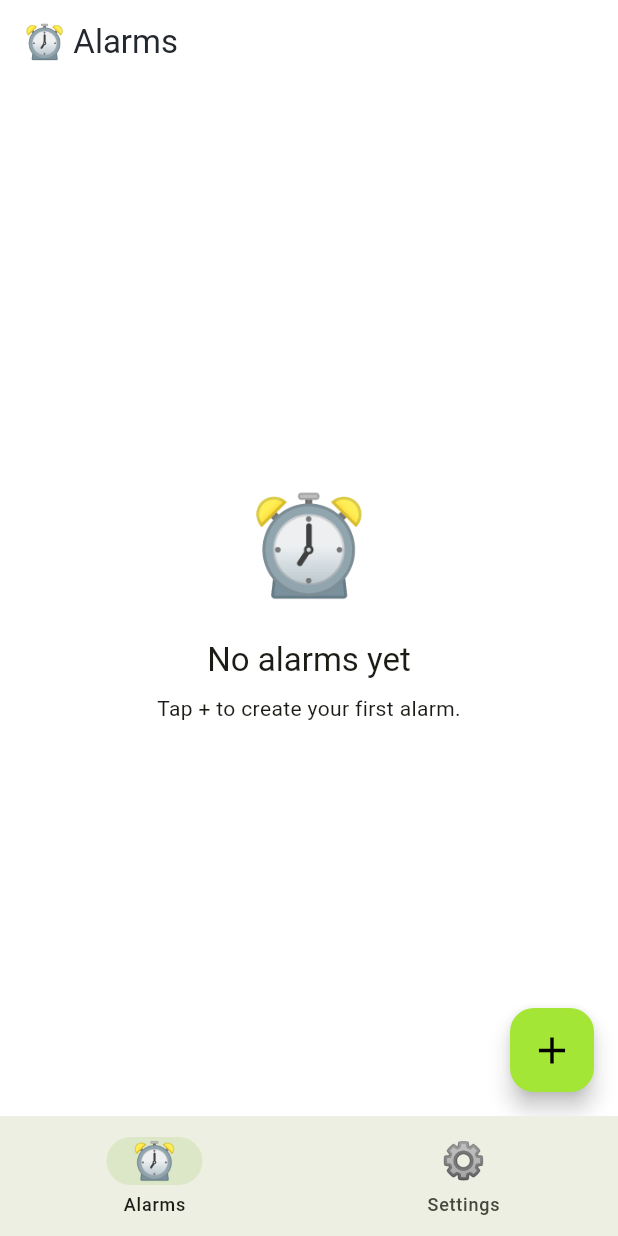
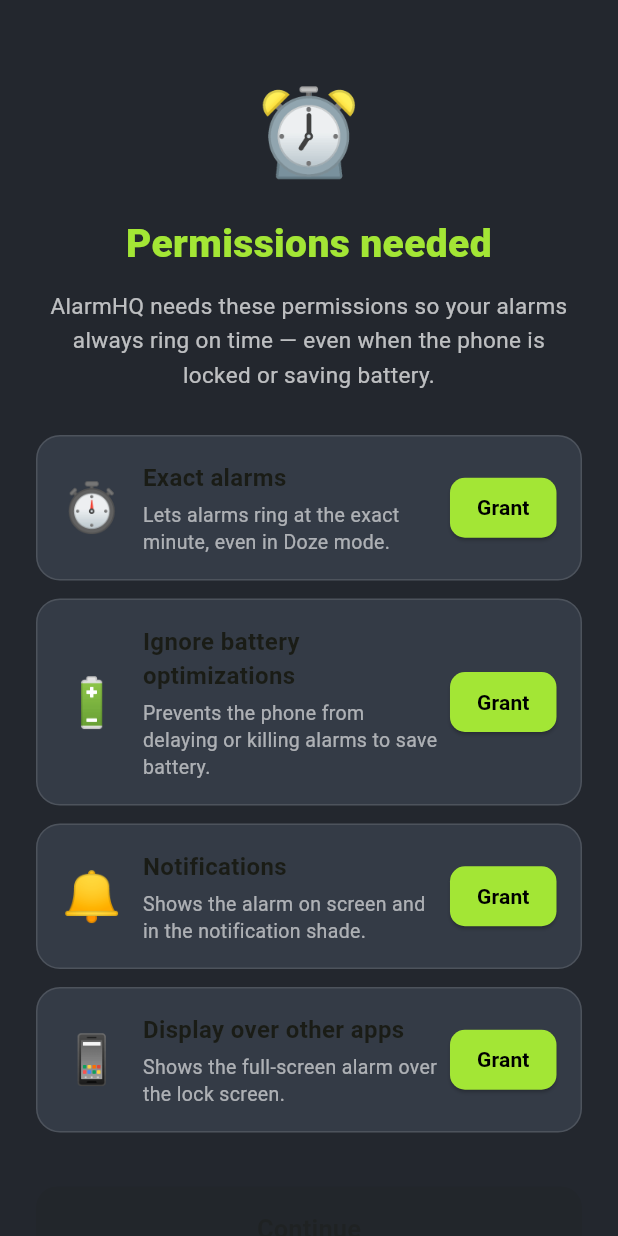
Before and after one commit to FileHQ/alarmhq, a Flutter app: the screen it shows after launch, on a phone screen of 412 x 824 dp. Run offline on Flutter 3.47's test engine with Material 3 defaults, Android fonts, the light colour scheme and no system bars.

Commit message:
v2.2: version bump, audible tick, permission onboarding

```diff
--- a/lib/l10n/app_en.arb
+++ b/lib/l10n/app_en.arb
@@ -100,5 +100,19 @@
   "done": "Done",
   "repeatWeeklyShort": "Weekly",
   "pickAtLeastOneDay": "Pick at least one day",
-  "pickAtLeastOneDate": "Pick at least one date"
+  "pickAtLeastOneDate": "Pick at least one date",
+  "permTitle": "Permissions needed",
+  "permBody": "AlarmHQ needs these permissions so your alarms always ring on time — even when the phone is locked or saving battery.",
+  "permExactTitle": "Exact alarms",
+  "permExactDesc": "Lets alarms ring at the exact minute, even in Doze mode.",
+  "permBatteryTitle": "Ignore battery optimizations",
+  "permBatteryDesc": "Prevents the phone from delaying or killing alarms to save battery.",
+  "permNotifTitle": "Notifications",
+  "permNotifDesc": "Shows the alarm on screen and in the notification shade.",
+  "permOverlayTitle": "Display over other apps",
+  "permOverlayDesc": "Shows the full-screen alarm over the lock screen.",
+  "permGrant": "Grant",
+  "permGranted": "Granted",
+  "permContinue": "Continue",
+  "permSkip": "Skip for now"
 }
--- a/lib/l10n/app_localizations.dart
+++ b/lib/l10n/app_localizations.dart
@@ -703,6 +703,90 @@
   /// In en, this message translates to:
   /// **'Pick at least one date'**
   String get pickAtLeastOneDate;
+
+  /// No description provided for @permTitle.
+  ///
+  /// In en, this message translates to:
+  /// **'Permissions needed'**
+  String get permTitle;
+
+  /// No description provided for @permBody.
+  ///
+  /// In en, this message translates to:
+  /// **'AlarmHQ needs these permissions so your alarms always ring on time — even when the phone is locked or saving battery.'**
+  String get permBody;
+
+  /// No description provided for @permExactTitle.
+  ///
+  /// In en, this message translates to:
+  /// **'Exact alarms'**
+  String get permExactTitle;
+
+  /// No description provided for @permExactDesc.
+  ///
+  /// In en, this message translates to:
+  /// **'Lets alarms ring at the exact minute, even in Doze mode.'**
+  String get permExactDesc;
+
+  /// No description provided for @permBatteryTitle.
+  ///
+  /// In en, this message translates to:
+  /// **'Ignore battery optimizations'**
+  String get permBatteryTitle;
+
+  /// No description provided for @permBatteryDesc.
+  ///
+  /// In en, this message translates to:
+  /// **'Prevents the phone from delaying or killing alarms to save battery.'**
+  String get permBatteryDesc;
+
+  /// No description provided for @permNotifTitle.
+  ///
+  /// In en, this message translates to:
+  /// **'Notifications'**
+  String get permNotifTitle;
+
+  /// No description provided for @permNotifDesc.
+  ///
+  /// In en, this message translates to:
+  /// **'Shows the alarm on screen and in the notification shade.'**
+  String get permNotifDesc;
+
+  /// No description provided for @permOverlayTitle.
+  ///
+  /// In en, this message translates to:
+  /// **'Display over other apps'**
+  String get permOverlayTitle;
+
+  /// No description provided for @permOverlayDesc.
+  ///
+  /// In en, this message translates to:
+  /// **'Shows the full-screen alarm over the lock screen.'**
+  String get permOverlayDesc;
+
+  /// No description provided for @permGrant.
+  ///
+  /// In en, this message translates to:
+  /// **'Grant'**
+  String get permGrant;
+
+  /// No description provided for @permGranted.
+  ///
+  /// In en, this message translates to:
+  /// **'Granted'**
+  String get permGranted;
+
+  /// No description provided for @permContinue.
+  ///
+  /// In en, this message translates to:
+  /// **'Continue'**
+  String get permContinue;
+
+  /// No description provided for @permSkip.
+  ///
+  /// In en, this message translates to:
+  /// **'Skip for now'**
+  String get permSkip;
 }
 
 class _AppLocalizationsDelegate
--- a/lib/l10n/app_localizations_en.dart
+++ b/lib/l10n/app_localizations_en.dart
@@ -340,4 +340,51 @@
 
   @override
   String get pickAtLeastOneDate => 'Pick at least one date';
+
+  @override
+  String get permTitle => 'Permissions needed';
+
+  @override
+  String get permBody =>
+      'AlarmHQ needs these permissions so your alarms always ring on time — even when the phone is locked or saving battery.';
+
+  @override
+  String get permExactTitle => 'Exact alarms';
+
+  @override
+  String get permExactDesc =>
+      'Lets alarms ring at the exact minute, even in Doze mode.';
+
+  @override
+  String get permBatteryTitle => 'Ignore battery optimizations';
+
+  @override
+  String get permBatteryDesc =>
+      'Prevents the phone from delaying or killing alarms to save battery.';
+
+  @override
+  String get permNotifTitle => 'Notifications';
+
+  @override
+  String get permNotifDesc =>
+      'Shows the alarm on screen and in the notification shade.';
+
+  @override
+  String get permOverlayTitle => 'Display over other apps';
+
+  @override
+  String get permOverlayDesc =>
+      'Shows the full-screen alarm over the lock screen.';
+
+  @override
+  String get permGrant => 'Grant';
+
+  @override
+  String get permGranted => 'Granted';
+
+  @override
+  String get permContinue => 'Continue';
+
+  @override
+  String get permSkip => 'Skip for now';
 }
--- a/lib/main.dart
+++ b/lib/main.dart
@@ -2,6 +2,7 @@
 import 'package:alarmhq/l10n/app_localizations.dart';
 
 import 'screens/alarm_list_screen.dart';
+import 'screens/permission_screen.dart';
 import 'screens/settings_screen.dart';
 import 'services/alarm_repository.dart';
 import 'services/app_settings.dart';
@@ -24,6 +25,7 @@
   final AppSettings _settings = AppSettings();
   final AlarmRepository _repo = AlarmRepository();
   bool _ready = false;
+  bool _onboarded = false;
   int _tab = 0;
 
   @override
@@ -35,6 +37,7 @@
   Future<void> _boot() async {
     await _settings.load();
     await _repo.load();
+    _onboarded = await PermissionScreen.isOnboarded();
     _settings.addListener(_onSettingsChanged);
     // If exact-alarm permission was granted while we were away, make sure
     // every enabled alarm is actually scheduled natively.
@@ -65,7 +68,10 @@
       supportedLocales: AppLocalizations.supportedLocales,
       home: !_ready
           ? const Scaffold(body: Center(child: CircularProgressIndicator()))
-          : Builder(
+          : !_onboarded
+              ? PermissionScreen(
+                  onDone: () => setState(() => _onboarded = true))
+              : Builder(
               builder: (context) {
                 final l10n = AppLocalizations.of(context)!;
                 return Scaffold(
--- /dev/null
+++ b/lib/screens/permission_screen.dart
@@ -0,0 +1,258 @@
+import 'package:flutter/material.dart';
+import 'package:alarmhq/l10n/app_localizations.dart';
+
+import '../services/native_bridge.dart';
+import '../services/prefs_service.dart';
+import '../theme/app_theme.dart';
+
+/// First-launch permission onboarding.
+///
+/// Shown once (flagged in [PrefsService]) so the user grants the four
+/// permissions an alarm app needs to ring reliably:
+/// exact alarms, battery-optimization exemption, notifications,
+/// and display-over-other-apps (full-screen alarm).
+class PermissionScreen extends StatefulWidget {
+  const PermissionScreen({super.key, required this.onDone});
+
+  final VoidCallback onDone;
+
+  static const String _flagKey = 'permissions_onboarded';
+
+  static Future<bool> isOnboarded() async =>
+      await PrefsService.getString(_flagKey) == '1';
+
+  static Future<void> markOnboarded() =>
+      PrefsService.putString(_flagKey, '1');
+
+  @override
+  State<PermissionScreen> createState() => _PermissionScreenState();
+}
+
+class _PermissionScreenState extends State<PermissionScreen>
+    with WidgetsBindingObserver {
+  bool? _exact;
+  bool? _battery;
+  bool? _notif;
+  bool? _overlay;
+
+  @override
+  void initState() {
+    super.initState();
+    WidgetsBinding.instance.addObserver(this);
+    _refresh();
+  }
+
+  @override
+  void dispose() {
+    WidgetsBinding.instance.removeObserver(this);
+    super.dispose();
+  }
+
+  @override
+  void didChangeAppLifecycleState(AppLifecycleState state) {
+    // Re-check when the user returns from system settings.
+    if (state == AppLifecycleState.resumed) _refresh();
+  }
+
+  Future<void> _refresh() async {
+    final results = await Future.wait([
+      NativeBridge.hasExactAlarmPermission(),
+      NativeBridge.isIgnoringBatteryOptimizations(),
+      NativeBridge.hasNotificationPermission(),
+      NativeBridge.canDrawOverlays(),
+    ]);
+    if (!mounted) return;
+    setState(() {
+      _exact = results[0];
+      _battery = results[1];
+      _notif = results[2];
+      _overlay = results[3];
+    });
+  }
+
+  bool get _allGranted =>
+      _exact == true && _battery == true && _notif == true && _overlay == true;
+
+  Future<void> _finish() async {
+    await PermissionScreen.markOnboarded();
+    widget.onDone();
+  }
+
+  @override
+  Widget build(BuildContext context) {
+    final l10n = AppLocalizations.of(context)!;
+    return Scaffold(
+      backgroundColor: AppTheme.charcoal,
+      body: SafeArea(
+        child: ListView(
+          padding: const EdgeInsets.all(24),
+          children: [
+            const SizedBox(height: 24),
+            const Text('⏰', style: TextStyle(fontSize: 56),
+                textAlign: TextAlign.center),
+            const SizedBox(height: 16),
+            Text(
+              l10n.permTitle,
+              style: const TextStyle(
+                fontSize: 26,
+                fontWeight: FontWeight.w800,
+                color: AppTheme.emerald,
+              ),
+              textAlign: TextAlign.center,
+            ),
+            const SizedBox(height: 12),
+            Text(
+              l10n.permBody,
+              style: const TextStyle(fontSize: 15, color: Colors.white70,
+                  height: 1.5),
+              textAlign: TextAlign.center,
+            ),
+            const SizedBox(height: 28),
+            _permCard(
+              icon: '⏱️',
+              title: l10n.permExactTitle,
+              desc: l10n.permExactDesc,
+              granted: _exact,
+              onGrant: NativeBridge.openExactAlarmSettings,
+              l10n: l10n,
+            ),
+            _permCard(
+              icon: '🔋',
+              title: l10n.permBatteryTitle,
+              desc: l10n.permBatteryDesc,
+              granted: _battery,
+              onGrant: NativeBridge.openBatteryOptimizationSettings,
+              l10n: l10n,
+            ),
+            _permCard(
+              icon: '🔔',
+              title: l10n.permNotifTitle,
+              desc: l10n.permNotifDesc,
+              granted: _notif,
+              onGrant: NativeBridge.openNotificationSettings,
+              l10n: l10n,
+            ),
+            _permCard(
+              icon: '📱',
+              title: l10n.permOverlayTitle,
+              desc: l10n.permOverlayDesc,
+              granted: _overlay,
+              onGrant: NativeBridge.openOverlaySettings,
+              l10n: l10n,
+            ),
+            const SizedBox(height: 24),
+            SizedBox(
+              width: double.infinity,
+              child: ElevatedButton(
+                onPressed: _allGranted ? _finish : null,
+                style: ElevatedButton.styleFrom(
+                  backgroundColor: AppTheme.emerald,
+                  foregroundColor: Colors.black,
+                  padding: const EdgeInsets.symmetric(vertical: 16),
+                  shape: RoundedRectangleBorder(
+                    borderRadius: BorderRadius.circular(14),
+                  ),
+                ),
+                child: Text(
+                  l10n.permContinue,
+                  style: const TextStyle(
+                      fontSize: 17, fontWeight: FontWeight.w700),
+                ),
+              ),
+            ),
+            Center(
+              child: TextButton(
+                onPressed: _finish,
+                child: Text(l10n.permSkip,
+                    style: const TextStyle(color: Colors.white54)),
+              ),
+            ),
+          ],
+        ),
+      ),
+    );
+  }
+
+  Widget _permCard({
+    required String icon,
+    required String title,
+    required String desc,
+    required bool? granted,
+    required Future<void> Function() onGrant,
+    required AppLocalizations l10n,
+  }) {
+    final isGranted = granted == true;
+    return Container(
+      margin: const EdgeInsets.only(bottom: 12),
+      padding: const EdgeInsets.all(16),
+      decoration: BoxDecoration(
+        color: AppTheme.charcoalCard,
+        borderRadius: BorderRadius.circular(16),
+        border: Border.all(
+          color: isGranted
+              ? AppTheme.emerald.withValues(alpha: 0.6)
+              : Colors.white12,
+        ),
+      ),
+      child: Row(
+        children: [
+          Text(icon, style: const TextStyle(fontSize: 32)),
+          const SizedBox(width: 14),
+          Expanded(
+            child: Column(
+              crossAxisAlignment: CrossAxisAlignment.start,
+              children: [
+                Text(title,
+                    style: const TextStyle(
+                        fontSize: 16, fontWeight: FontWeight.w700)),
+                const SizedBox(height: 4),
+                Text(desc,
+                    style: const TextStyle(
+                        fontSize: 13, color: Colors.white60, height: 1.4)),
+              ],
+            ),
+          ),
+          const SizedBox(width: 8),
+          if (granted == null)
+            const SizedBox(
+              width: 24,
+              height: 24,
+              child: CircularProgressIndicator(strokeWidth: 2),
+            )
+          else if (isGranted)
+            Row(
+              mainAxisSize: MainAxisSize.min,
+              children: [
+                const Icon(Icons.check_circle,
+                    color: AppTheme.emerald, size: 22),
+                const SizedBox(width: 4),
+                Text(l10n.permGranted,
+                    style: const TextStyle(
+                        color: AppTheme.emerald,
+                        fontWeight: FontWeight.w700,
+                        fontSize: 13)),
+              ],
+            )
+          else
+            ElevatedButton(
+              onPressed: () async {
+                await onGrant();
+                // Status re-checks on resume via the lifecycle observer.
+              },
+              style: ElevatedButton.styleFrom(
+                backgroundColor: AppTheme.emerald,
+                foregroundColor: Colors.black,
+                padding: const EdgeInsets.symmetric(
+                    horizontal: 18, vertical: 10),
+                shape: RoundedRectangleBorder(
+                  borderRadius: BorderRadius.circular(10),
+                ),
+              ),
+              child: Text(l10n.permGrant,
+                  style: const TextStyle(fontWeight: FontWeight.w700)),
+            ),
+        ],
+      ),
+    );
+  }
+}
--- a/lib/services/native_bridge.dart
+++ b/lib/services/native_bridge.dart
@@ -60,4 +60,20 @@
   /// Update the home-screen widget text (e.g. "Next: Fri 07:00").
   static Future<void> updateWidget(String text) async =>
       await _alarm.invokeMethod('updateWidget', {'text': text});
+
+  /// Play a short audible tick (native ToneGenerator) for the time picker.
+  static Future<void> playTick() async =>
+      await _alarm.invokeMethod('playTick');
+
+  static Future<bool> hasNotificationPermission() async =>
+      await _alarm.invokeMethod<bool>('hasNotificationPermission') ?? false;
+
+  static Future<void> openNotificationSettings() async =>
+      await _alarm.invokeMethod('openNotificationSettings');
+
+  static Future<bool> canDrawOverlays() async =>
+      await _alarm.invokeMethod<bool>('canDrawOverlays') ?? false;
+
+  static Future<void> openOverlaySettings() async =>
+      await _alarm.invokeMethod('openOverlaySettings');
 }
--- a/lib/widgets/time_picker_scroll.dart
+++ b/lib/widgets/time_picker_scroll.dart
@@ -4,6 +4,7 @@
 import 'package:flutter/services.dart';
 import 'package:alarmhq/l10n/app_localizations.dart';
 
+import '../services/native_bridge.dart';
 import '../theme/app_theme.dart';
 
 // ---------------------------------------------------------------------------
@@ -118,9 +119,11 @@
   }
 
   /// Audible tick + haptic on every scroll step.
+  /// Uses the native ToneGenerator (clearly audible on all devices);
+  /// SystemSound.click is silent on many phones, so it is not used.
   void _tick() {
     unawaited(HapticFeedback.lightImpact());
-    unawaited(SystemSound.play(SystemSoundType.click));
+    unawaited(NativeBridge.playTick());
   }
 
   TimeOfDay get _picked {
--- a/pubspec.yaml
+++ b/pubspec.yaml
@@ -1,7 +1,7 @@
 name: alarmhq
 description: AlarmHQ - personal alarm app (Urdu + English).
 publish_to: 'none'
-version: 1.0.0+1
+version: 1.0.2+3
 
 environment:
   sdk: ^3.13.5
```
Also changed, not shown: lib/l10n/app_localizations_ur.dart (+45 -0 lines), lib/l10n/app_ur.arb (+15 -1 lines), 1 other file.
